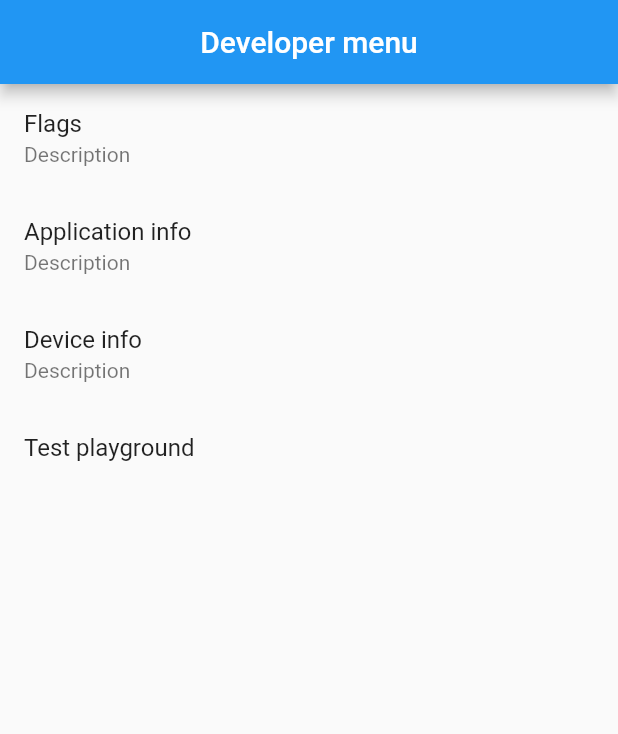
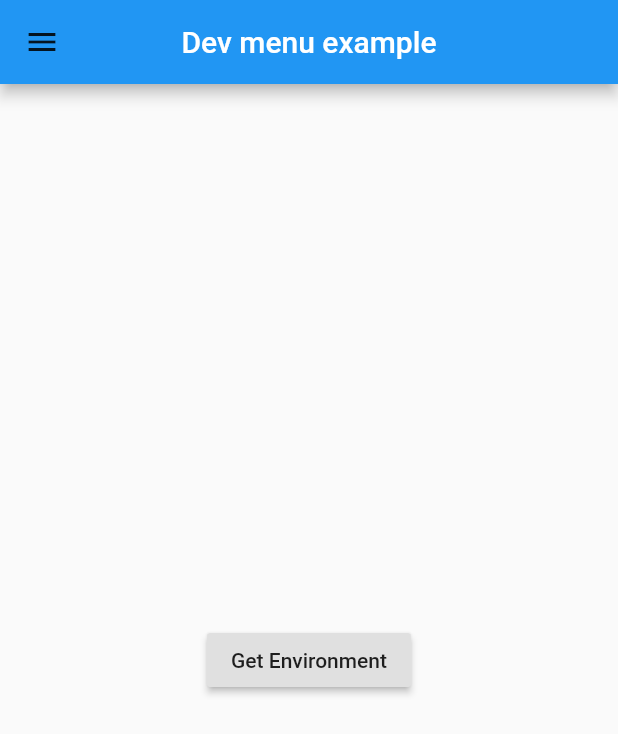
Before and after one commit to uroswork/dev_menu, a Flutter app: the screen it shows after launch, on a phone screen of 412 x 824 dp. Shown: the top 734 px of the screen. Run offline on Flutter 3.47's test engine with Material 2 defaults, Android fonts, the phone set to English and light mode, and no system bars; our stand-ins replace device_info, shared_preferences.

```diff
--- /dev/null
+++ b/example/lib/home_screen.dart
@@ -0,0 +1,54 @@
+import 'package:flutter/material.dart';
+import 'package:dev_menu_example/menu_screen.dart';
+import 'package:dev_menu/dev_menu.dart';
+
+class HomeScreen extends StatelessWidget {
+  final _scaffoldKey = GlobalKey<ScaffoldState>();
+
+  void _handleButtonClick() async {
+    bool shouldAllowClick = await DevMenuHelper()
+        .getSharedPreferenceBool('Is Environment button enabled?');
+
+    String currentEnvironment = await DevMenuHelper()
+        .getSharedPreferenceString('dev_menu_additional_Environment');
+
+    String snackBarLabel = shouldAllowClick
+        ? 'Current Environment is ' + currentEnvironment
+        : 'Button is not enabled! Try enabling it through dev menu.';
+
+    _scaffoldKey.currentState.showSnackBar(
+      SnackBar(
+        content: Text(snackBarLabel),
+      ),
+    );
+  }
+
+  @override
+  Widget build(BuildContext context) {
+    return Scaffold(
+      key: _scaffoldKey,
+      appBar: AppBar(
+        leading: FlatButton(
+          onPressed: () {
+            _scaffoldKey.currentState.hideCurrentSnackBar();
+            Navigator.push(
+              context,
+              MaterialPageRoute(
+                builder: (context) => MenuScreen(),
+              ),
+            );
+          },
+          child: Icon(Icons.menu),
+        ),
+        title: Text('Dev menu example'),
+        centerTitle: true,
+      ),
+      body: Center(
+        child: RaisedButton(
+          onPressed: _handleButtonClick,
+          child: Text('Get Environment'),
+        ),
+      ),
+    );
+  }
+}
--- a/example/lib/main.dart
+++ b/example/lib/main.dart
@@ -1,5 +1,5 @@
 import 'package:flutter/material.dart';
-import 'package:dev_menu/dev_menu.dart';
+import 'package:dev_menu_example/home_screen.dart';
 
 void main() => runApp(MyApp());
 
@@ -12,70 +12,7 @@ class _MyAppState extends State<MyApp> {
   @override
   Widget build(BuildContext context) {
     return MaterialApp(
-      home: DevMenu(
-        customAppInfo: [
-          {
-            'title': 'Environment',
-            'selected': 'QA',
-            'options': ['QA', 'DEV', 'PROD', 'STAGING']
-          },
-          {
-            'title': 'Some other dropdown question',
-            'selected': 3,
-            'options': [1, 3, 5, 7, 9]
-          }
-        ],
-        testWidgets: [
-          {
-            'name': 'Alert dialog',
-            'widget': AlertDialog(
-              title: Text('Title'),
-              content: Text('Content'),
-              actions: <Widget>[
-                FlatButton(
-                  onPressed: () {},
-                  child: Center(
-                    child: Text('Button 1'),
-                  ),
-                ),
-                FlatButton(
-                  onPressed: () {},
-                  child: Center(
-                    child: Text('Button 2'),
-                  ),
-                )
-              ],
-            ),
-          },
-          {
-            'name': 'Sized box',
-            'widget': SizedBox(
-              width: 300,
-              height: 400,
-              child: Container(
-                color: Colors.red,
-                child: Text('I am text in sized box'),
-              ),
-            )
-          }
-        ],
-        packageName: 'com.example.dev_menu_example',
-        flags: [
-          {
-            'title': 'Flag 1 title',
-            'description': 'Flag 1 description',
-          },
-          {
-            'title': 'Flag 2 title without description',
-          },
-          {
-            'title':
-                'Flag 3 title which is very long in order to try to break UI',
-            'description':
-                'Flag 3 description which is very long in order to try to break UI'
-          }
-        ],
-      ),
+      home: HomeScreen(),
     );
   }
 }
--- a/lib/helpers/shared_preferences_helper.dart
+++ b/lib/helpers/shared_preferences_helper.dart
@@ -3,7 +3,7 @@ import 'package:shared_preferences/shared_preferences.dart';
 
 mixin SharedPreferencesHelper {
   /// Getter
-  Future<bool> getSharedPreference(String title) async {
+  Future<bool> getSharedPreferenceBool(String title) async {
     final SharedPreferences prefs = await SharedPreferences.getInstance();
 
     return prefs.getBool(title) ?? false;
@@ -16,7 +16,7 @@ mixin SharedPreferencesHelper {
   }
 
   /// Setter
-  Future<bool> setSharedPreference(String title, bool value) async {
+  Future<bool> setSharedPreferenceBool(String title, bool value) async {
     final SharedPreferences prefs = await SharedPreferences.getInstance();
 
     return prefs.setBool(title, value);
--- a/lib/widgets/flag_item.dart
+++ b/lib/widgets/flag_item.dart
@@ -24,7 +24,7 @@ class _FlagItemState extends State<FlagItem> with SharedPreferencesHelper {
   }
 
   void _getPreferences() async {
-    bool pref = await getSharedPreference(widget.item['title']);
+    bool pref = await getSharedPreferenceBool(widget.item['title']);
 
     setState(() {
       value = pref;
@@ -67,7 +67,7 @@ class _FlagItemState extends State<FlagItem> with SharedPreferencesHelper {
         Switch(
           value: value,
           onChanged: (newValue) {
-            setSharedPreference(widget.item['title'], newValue);
+            setSharedPreferenceBool(widget.item['title'], newValue);
             setState(() {
               value = newValue;
             });
```
Also changed, not shown: example/lib/menu_screen.dart (added, +58 -0 lines), lib/dev_menu.dart (+14 -4 lines).
